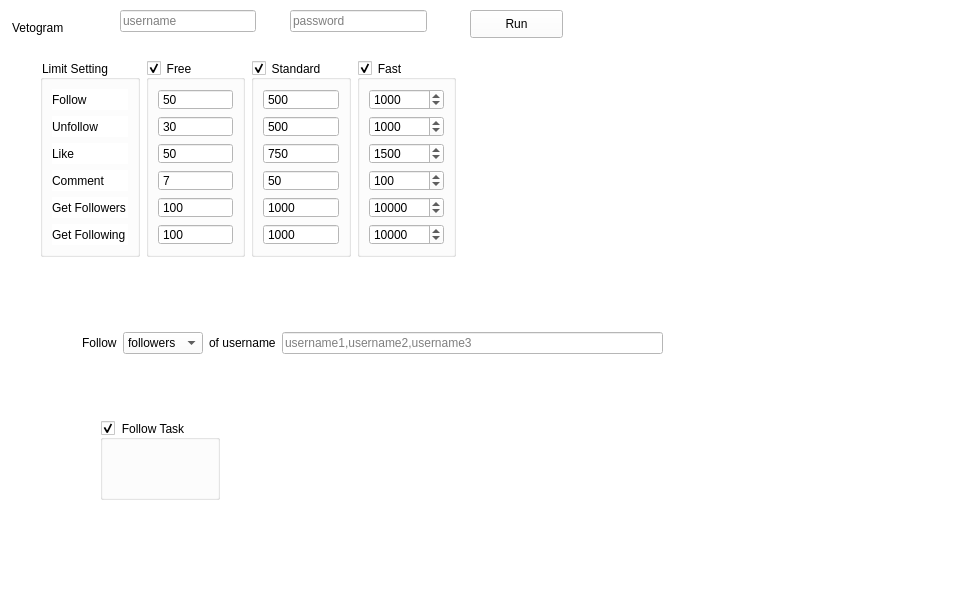
Old version of the form MyappV2/ui/MainWindow.ui in the repository ohld/igbot.
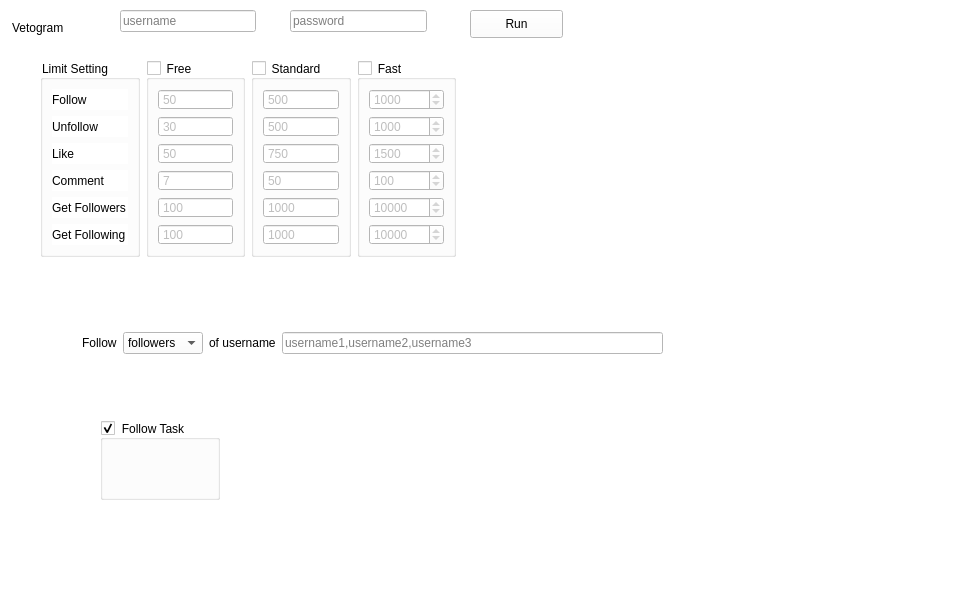
New version of the form.

Commit message: can click one groupbox

Diff of the .ui file:
```diff
--- a/MyappV2/ui/MainWindow.ui
+++ b/MyappV2/ui/MainWindow.ui
@@ -98,7 +98,7 @@
      <bool>true</bool>
     </property>
    </widget>
-   <widget class="QWidget" name="">
+   <widget class="QWidget" name="layoutWidget">
     <property name="geometry">
      <rect>
       <x>40</x>
@@ -168,7 +168,7 @@
         <bool>true</bool>
        </property>
        <property name="checked">
-        <bool>true</bool>
+        <bool>false</bool>
        </property>
        <layout class="QVBoxLayout" name="verticalLayout">
         <item>
@@ -297,7 +297,7 @@
         <bool>true</bool>
        </property>
        <property name="checked">
-        <bool>true</bool>
+        <bool>false</bool>
        </property>
        <layout class="QVBoxLayout" name="verticalLayout_2">
         <item>
@@ -426,7 +426,7 @@
         <bool>true</bool>
        </property>
        <property name="checked">
-        <bool>true</bool>
+        <bool>false</bool>
        </property>
        <layout class="QVBoxLayout" name="verticalLayout_3">
         <item>
@@ -512,7 +512,7 @@
      </item>
     </layout>
    </widget>
-   <widget class="QWidget" name="">
+   <widget class="QWidget" name="layoutWidget">
     <property name="geometry">
      <rect>
       <x>82</x>
```
Left out of the diff: 6 changed lines with no effect on the pictures. The commit also changes 1 other file.
